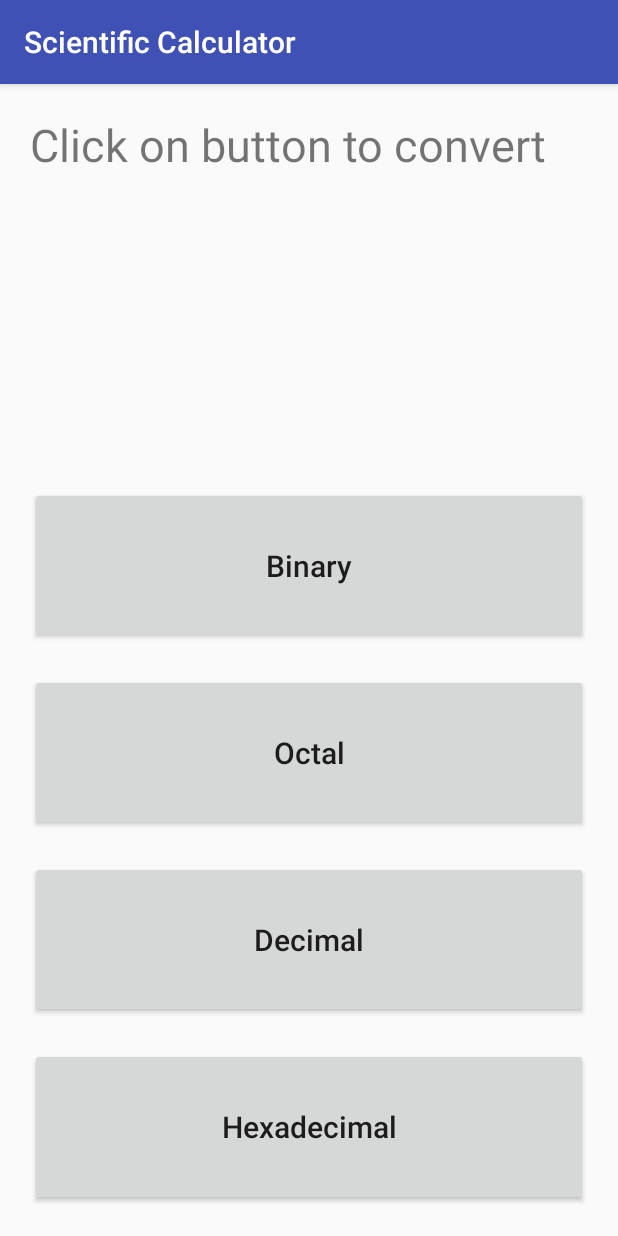
After one commit to codeb1ooded/Calculator, an Android app: the ConvertTo screen opened directly, with no data from a screen before it, on a phone screen of 412 x 824 dp. The commit adds this screen. Run offline under Robolectric (Android 15) with nearby library versions, the phone set to English and light mode, and no system bars.

Commit message:
onClick of convert: new activity is launched

```diff
--- a/app/src/main/AndroidManifest.xml
+++ b/app/src/main/AndroidManifest.xml
@@ -26,6 +26,8 @@
         </activity>
         <activity android:name=".conversion_number_system.ConversionFromHexadecimal">
         </activity>
+        <activity android:name=".conversion_number_system.ConvertTo">
+        </activity>
     </application>
 
 </manifest>
--- /dev/null
+++ b/app/src/main/java/com/example/megha/scientificcalculator/conversion_number_system/ConvertTo.java
@@ -0,0 +1,18 @@
+package com.example.megha.scientificcalculator.conversion_number_system;
+
+import android.os.Bundle;
+import android.support.annotation.Nullable;
+import android.support.v7.app.AppCompatActivity;
+
+import com.example.megha.scientificcalculator.R;
+
+/**
+ * Created by megha on 10/7/16.
+ */
+public class ConvertTo extends AppCompatActivity {
+    @Override
+    protected void onCreate(@Nullable Bundle savedInstanceState) {
+        super.onCreate(savedInstanceState);
+        setContentView(R.layout.convert_to_activity);
+    }
+}
--- a/app/src/main/res/layout/conversion_ns_binary.xml
+++ b/app/src/main/res/layout/conversion_ns_binary.xml
@@ -98,6 +98,7 @@
         android:textSize="@dimen/button_text_size"
         android:layout_alignParentBottom="true"
         android:layout_alignParentRight="true"
-        android:textAllCaps="false" />
+        android:textAllCaps="false"
+        android:onClick="convertClicked"/>
 
 </RelativeLayout>
--- a/app/src/main/res/layout/conversion_ns_decimal.xml
+++ b/app/src/main/res/layout/conversion_ns_decimal.xml
@@ -223,6 +223,7 @@
         android:textSize="@dimen/button_text_size"
         android:layout_alignParentBottom="true"
         android:layout_alignParentRight="true"
-        android:textAllCaps="false" />
+        android:textAllCaps="false"
+        android:onClick="convertClicked" />
 
 </RelativeLayout>
--- a/app/src/main/res/layout/conversion_ns_hexadecimal.xml
+++ b/app/src/main/res/layout/conversion_ns_hexadecimal.xml
@@ -248,6 +248,7 @@
         android:textSize="@dimen/button_text_size"
         android:layout_alignParentBottom="true"
         android:layout_alignParentRight="true"
-        android:textAllCaps="false" />
+        android:textAllCaps="false"
+        android:onClick="convertClicked"/>
 
 </RelativeLayout>
--- a/app/src/main/res/layout/conversion_ns_octal.xml
+++ b/app/src/main/res/layout/conversion_ns_octal.xml
@@ -187,6 +187,7 @@
         android:textSize="@dimen/button_text_size"
         android:layout_alignParentBottom="true"
         android:layout_alignParentRight="true"
-        android:textAllCaps="false" />
+        android:textAllCaps="false"
+        android:onClick="convertClicked" />
 
 </RelativeLayout>
--- /dev/null
+++ b/app/src/main/res/layout/convert_to_activity.xml
@@ -0,0 +1,52 @@
+<?xml version="1.0" encoding="utf-8"?>
+<LinearLayout xmlns:android="http://schemas.android.com/apk/res/android"
+    android:orientation="vertical" android:layout_width="match_parent"
+    android:layout_height="match_parent"
+    android:layout_margin="@dimen/margin">
+    <TextView
+        android:layout_width="match_parent"
+        android:layout_height="0dp"
+        android:layout_weight="1"
+        android:layout_margin="@dimen/margin"
+        android:text="Click on button to convert"
+        android:layout_gravity="center"
+        android:textSize="@dimen/text_view_title_size"/>
+    <TextView
+        android:layout_width="match_parent"
+        android:layout_height="0dp"
+        android:layout_weight="3"
+        android:layout_margin="@dimen/margin"
+        android:textSize="@dimen/text_view_size"/>
+    <Button
+        android:layout_width="match_parent"
+        android:layout_height="0dp"
+        android:layout_weight="2"
+        android:layout_margin="@dimen/margin"
+        android:textSize="@dimen/button_text_size"
+        android:text="@string/binary"
+        android:textAllCaps="false"/>
+    <Button
+        android:layout_width="match_parent"
+        android:layout_height="0dp"
+        android:layout_weight="2"
+        android:layout_margin="@dimen/margin"
+        android:textSize="@dimen/button_text_size"
+        android:text="@string/octal"
+        android:textAllCaps="false"/>
+    <Button
+        android:layout_width="match_parent"
+        android:layout_height="0dp"
+        android:layout_weight="2"
+        android:layout_margin="@dimen/margin"
+        android:textSize="@dimen/button_text_size"
+        android:text="@string/decimal"
+        android:textAllCaps="false"/>
+    <Button
+        android:layout_width="match_parent"
+        android:layout_height="0dp"
+        android:layout_weight="2"
+        android:layout_margin="@dimen/margin"
+        android:textSize="@dimen/button_text_size"
+        android:text="@string/hexadecimal"
+        android:textAllCaps="false"/>
+</LinearLayout>
--- a/app/src/main/res/values/dimens.xml
+++ b/app/src/main/res/values/dimens.xml
@@ -7,6 +7,7 @@
 
     <dimen name="button_text_size">20dp</dimen>
     <dimen name="text_view_title_size">30dp</dimen>
+    <dimen name="text_view_size">30dp</dimen>
 
     <dimen name="text_view_height">100dp</dimen>
     <dimen name="text_view_big_height">100dp</dimen>
```
Also changed, not shown: app/src/main/java/com/example/megha/scientificcalculator/conversion_number_system/ConversionFromBinary.java (+8 -0 lines), app/src/main/java/com/example/megha/scientificcalculator/conversion_number_system/ConversionFromDecimal.java (+8 -0 lines), app/src/main/java/com/example/megha/scientificcalculator/conversion_number_system/ConversionFromHexadecimal.java (+8 -0 lines), app/src/main/java/com/example/megha/scientificcalculator/conversion_number_system/ConversionFromOctal.java (+8 -0 lines).
